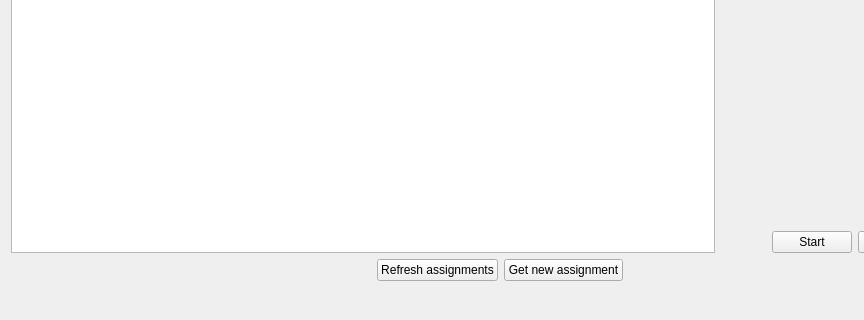
Before: the Qt Designer form neurolabi/gui/protocols/protocolassignmentdialog.ui in janelia-flyem/NeuTu, drawn with Qt 5; both pictures show x 0 to 864 and y 280 to 600 of the 1000 by 600 pixel window.
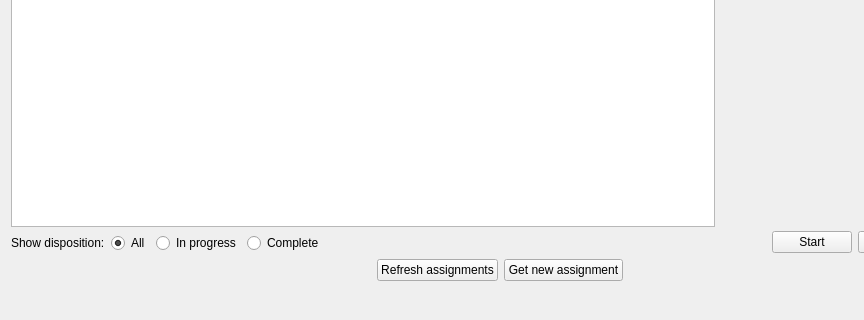
After: the same form once the commit is applied.

Commit message: added filtering of assignment table

```diff
--- a/neurolabi/gui/protocols/protocolassignmentdialog.ui
+++ b/neurolabi/gui/protocols/protocolassignmentdialog.ui
@@ -41,6 +41,54 @@
          </property>
         </widget>
        </item>
+       <item>
+        <layout class="QHBoxLayout" name="horizontalLayout_4">
+         <item>
+          <widget class="QLabel" name="label_8">
+           <property name="text">
+            <string>Show disposition:</string>
+           </property>
+          </widget>
+         </item>
+         <item>
+          <widget class="QRadioButton" name="allRadioButton">
+           <property name="text">
+            <string>All</string>
+           </property>
+           <property name="checked">
+            <bool>true</bool>
+           </property>
+          </widget>
+         </item>
+         <item>
+          <widget class="QRadioButton" name="inprogressRadioButton">
+           <property name="text">
+            <string>In progress</string>
+           </property>
+          </widget>
+         </item>
+         <item>
+          <widget class="QRadioButton" name="completeRadioButton">
+           <property name="text">
+            <string>Complete</string>
+           </property>
+          </widget>
+         </item>
+         <item>
+          <spacer name="horizontalSpacer_5">
+           <property name="orientation">
+            <enum>Qt::Horizontal</enum>
+           </property>
+           <property name="sizeHint" stdset="0">
+            <size>
+             <width>40</width>
+             <height>20</height>
+            </size>
+           </property>
+          </spacer>
+         </item>
+        </layout>
+       </item>
       </layout>
      </item>
      <item>
```
The commit also changes 2 other files.
